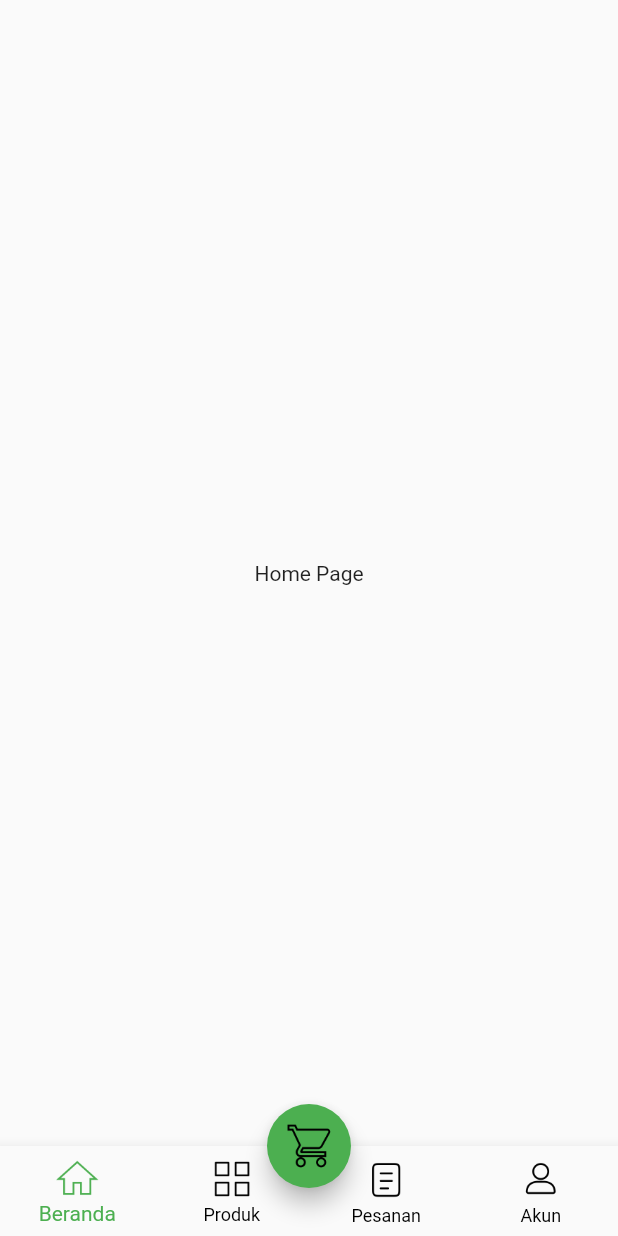
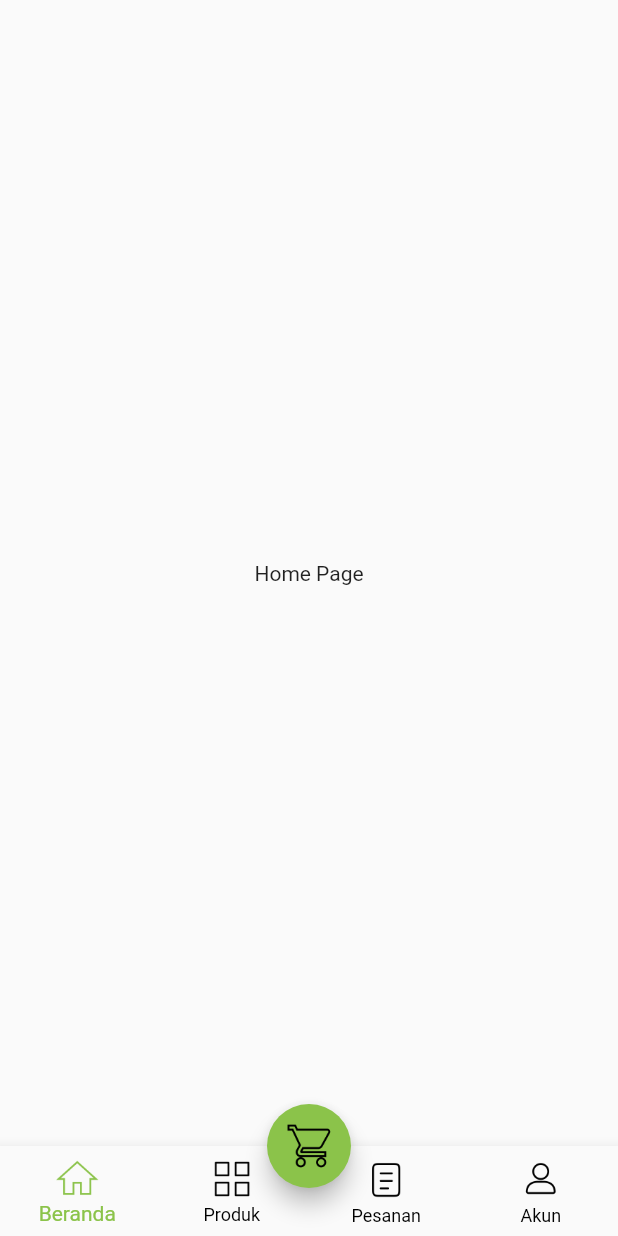
Before and after one commit to rizkydwitama/sayuria_mobile_app, a Flutter app: the screen it shows after launch, on a phone screen of 412 x 824 dp. Run offline on Flutter 3.47's test engine with Material 2 defaults, Android fonts, the light colour scheme and no system bars.

Commit message:
Change green color to light green.

```diff
--- a/lib/main.dart
+++ b/lib/main.dart
@@ -1,6 +1,5 @@
 import 'package:flutter/material.dart';
 import 'package:sayuria/pages/home/main_page.dart';
-import 'package:sayuria/pages/product_detail.dart';
 
 void main() => runApp(const SayuriaApp());
 
@@ -12,7 +11,6 @@ class SayuriaApp extends StatelessWidget {
     return MaterialApp(
       routes: {
         '/' : (context) => const MainPage(),
-        '/product-detail/' : (context) => const ProductDetail(),
       },
 
       debugShowCheckedModeBanner: false,
--- a/lib/pages/home/main_page.dart
+++ b/lib/pages/home/main_page.dart
@@ -19,7 +19,7 @@ class _MainPageState extends State<MainPage> {
   Widget build(BuildContext context) {
     Widget cartButton(){
       return FloatingActionButton(
-        backgroundColor: Colors.green,
+        backgroundColor: Colors.lightGreen,
         onPressed: (){},
         child: Image.asset('assets/images/ic_cart.png', width: 30,),
       );
@@ -35,13 +35,13 @@ class _MainPageState extends State<MainPage> {
         currentIndex: currentIndex,
         type: BottomNavigationBarType.fixed,
         unselectedItemColor: Colors.black,
-        selectedItemColor: Colors.green,
+        selectedItemColor: Colors.lightGreen,
         items: [
           BottomNavigationBarItem(
               icon: Image.asset(
                 'assets/images/ic_home.png',
                 width: 30,
-                color: currentIndex == 0? Colors.green : Colors.black,
+                color: currentIndex == 0? Colors.lightGreen : Colors.black,
               ),
               label: 'Beranda'
           ),
@@ -49,7 +49,7 @@ class _MainPageState extends State<MainPage> {
               icon: Image.asset(
                 'assets/images/ic_product.png',
                 width: 30,
-                color: currentIndex == 1? Colors.green : Colors.black,
+                color: currentIndex == 1? Colors.lightGreen : Colors.black,
               ),
               label: 'Produk'
           ),
@@ -57,7 +57,7 @@ class _MainPageState extends State<MainPage> {
               icon: Image.asset(
                 'assets/images/ic_order.png',
                 width: 30,
-                color: currentIndex == 2? Colors.green : Colors.black,
+                color: currentIndex == 2? Colors.lightGreen : Colors.black,
               ),
               label: 'Pesanan'
           ),
@@ -65,7 +65,7 @@ class _MainPageState extends State<MainPage> {
               icon: Image.asset(
                 'assets/images/ic_profile.png',
                 width: 30,
-                color: currentIndex == 3? Colors.green : Colors.black,
+                color: currentIndex == 3? Colors.lightGreen : Colors.black,
               ),
               label: 'Akun'
           ),
--- a/lib/pages/home/widgets/product_app_bar.dart
+++ b/lib/pages/home/widgets/product_app_bar.dart
@@ -19,7 +19,7 @@ class ProductAppBar extends StatelessWidget {
           Text(
               'List Produk',
               style: TextStyle(
-                  color: Colors.green,
+                  color: Colors.lightGreen,
                   fontSize: 20,
                   fontWeight: FontWeight.bold
               )
--- a/lib/pages/product_detail_navbar.dart
+++ b/lib/pages/product_detail_navbar.dart
@@ -16,7 +16,7 @@ class ProductDetailNavbar extends StatelessWidget {
           child: ElevatedButton(
             onPressed: (){},
             style: ElevatedButton.styleFrom(
-                backgroundColor: Colors.green,
+                backgroundColor: Colors.lightGreen,
                 minimumSize: const Size.fromHeight(55),
                 shape: RoundedRectangleBorder(
                     borderRadius: BorderRadius.circular(15)
```
Also changed, not shown: lib/pages/home/product_page.dart (+5 -2 lines), lib/pages/product_detail.dart (+5 -30 lines).
